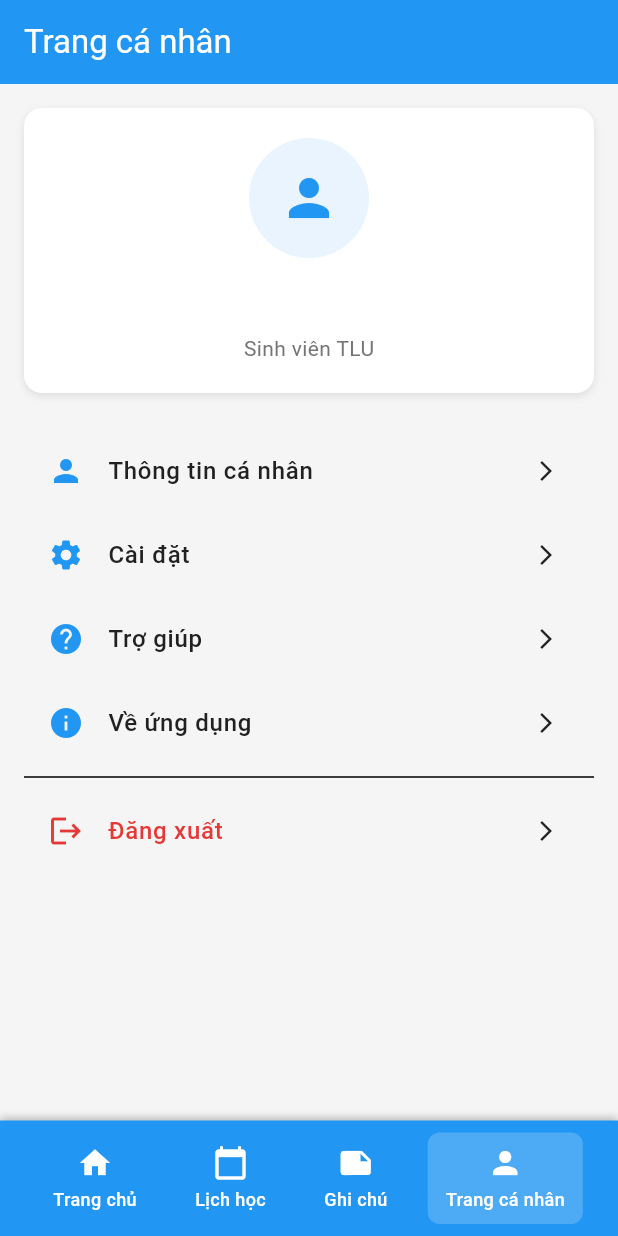
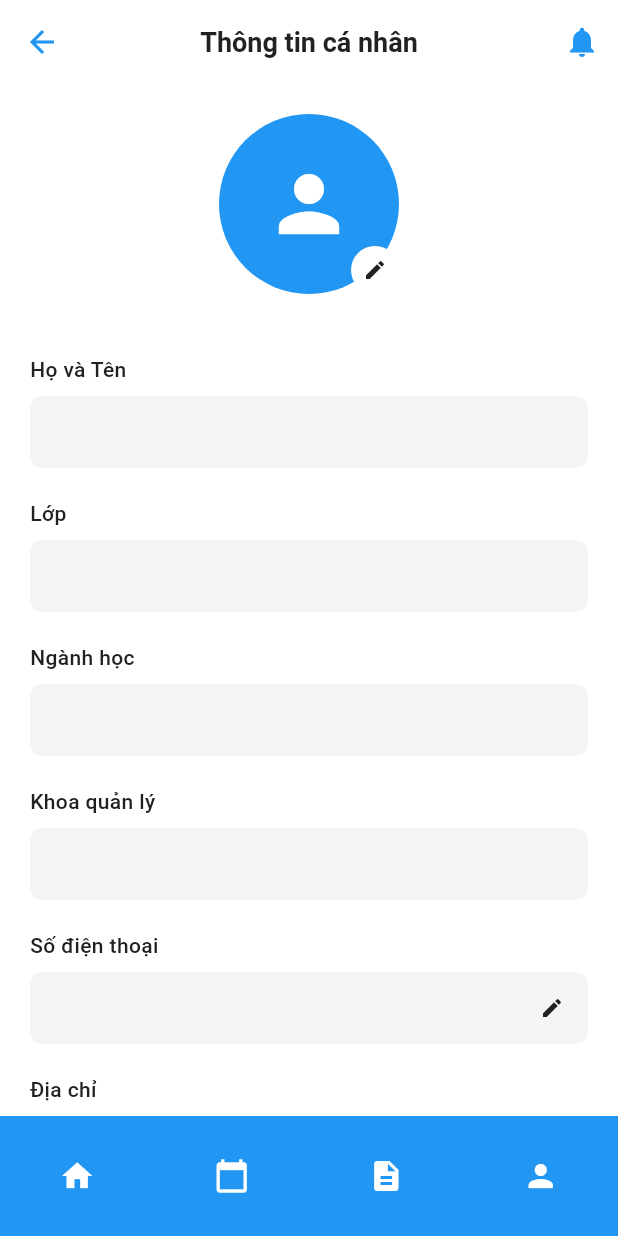
Before and after one commit to tuvuz382/TLU-Support, a Flutter app: the ProfilePage screen opened by its route, after a tap on "Thông tin cá nhân", on a phone screen of 412 x 824 dp. Run offline on Flutter 3.47's test engine with Material 3 defaults, Android fonts, the phone set to English and light mode, and no system bars; our stand-ins replace cloud_firestore, equatable, firebase_auth, firebase_core, flutter_dotenv, go_router; accounts and stored records are empty; network calls fail.

Commit message:
them quan ly thong tin ca nhan

```diff
--- a/lib/core/routing/app_go_router.dart
+++ b/lib/core/routing/app_go_router.dart
@@ -13,6 +13,7 @@ import '../../features/home/presentation/pages/home_page.dart';
 import '../../features/schedule/presentation/pages/schedule_page.dart';
 import '../../features/notes/presentation/pages/notes_page.dart';
 import '../../features/profile/presentation/pages/profile_page.dart';
+import '../../features/profile/presentation/pages/personal_info_page.dart';
 
 // Layout
 import '../../core/presentation/layouts/main_layout.dart';
@@ -53,6 +54,10 @@ class AppGoRouter {
           ),
         ],
       ),
+      GoRoute(
+        path: AppRoutes.personalInfo,
+        builder: (context, state) => const PersonalInfoPage(),
+      ),
     ],
     redirect: (context, state) {
       final user = FirebaseAuth.instance.currentUser;
--- a/lib/core/routing/app_routes.dart
+++ b/lib/core/routing/app_routes.dart
@@ -4,4 +4,5 @@ class AppRoutes {
   static const String schedule = '/schedule';
   static const String notes = '/notes';
   static const String profile = '/profile';
+  static const String personalInfo = '/personal-info';
 }
--- /dev/null
+++ b/lib/features/profile/presentation/pages/personal_info_page.dart
@@ -0,0 +1,356 @@
+import 'package:flutter/material.dart';
+import 'package:go_router/go_router.dart';
+import '/core/presentation/theme/app_colors.dart';
+
+class PersonalInfoPage extends StatefulWidget {
+  const PersonalInfoPage({super.key});
+
+  @override
+  State<PersonalInfoPage> createState() => _PersonalInfoPageState();
+}
+
+class _PersonalInfoPageState extends State<PersonalInfoPage> {
+  final _formKey = GlobalKey<FormState>();
+  final _fullNameController = TextEditingController();
+  final _classController = TextEditingController();
+  final _majorController = TextEditingController();
+  final _facultyController = TextEditingController();
+  final _phoneController = TextEditingController();
+  final _addressController = TextEditingController();
+
+  @override
+  void dispose() {
+    _fullNameController.dispose();
+    _classController.dispose();
+    _majorController.dispose();
+    _facultyController.dispose();
+    _phoneController.dispose();
+    _addressController.dispose();
+    super.dispose();
+  }
+
+  void _saveInfo() {
+    if (_formKey.currentState!.validate()) {
+      ScaffoldMessenger.of(context).showSnackBar(
+        const SnackBar(
+          content: Text('Đã lưu thông tin thành công!'),
+          backgroundColor: AppColors.success,
+        ),
+      );
+    }
+  }
+
+  void _logout() {
+    showDialog(
+      context: context,
+      builder: (context) => AlertDialog(
+        title: const Text('Đăng xuất'),
+        content: const Text('Bạn có chắc chắn muốn đăng xuất?'),
+        actions: [
+          TextButton(
+            onPressed: () => Navigator.pop(context),
+            child: const Text('Hủy'),
+          ),
+          TextButton(
+            onPressed: () {
+              Navigator.pop(context);
+              context.go('/login_page');
+            },
+            child: const Text('Đăng xuất'),
+          ),
+        ],
+      ),
+    );
+  }
+
+  @override
+  Widget build(BuildContext context) {
+    return Scaffold(
+      backgroundColor: Colors.white,
+      appBar: AppBar(
+        backgroundColor: Colors.white,
+        elevation: 0,
+        leading: IconButton(
+          icon: const Icon(Icons.arrow_back, color: AppColors.primary),
+          onPressed: () => context.pop(),
+        ),
+        title: const Text(
+          'Thông tin cá nhân',
+          style: TextStyle(
+            color: AppColors.textPrimary,
+            fontWeight: FontWeight.bold,
+            fontSize: 18,
+          ),
+        ),
+        centerTitle: true,
+        actions: [
+          IconButton(
+            icon: const Icon(Icons.notifications, color: AppColors.primary),
+            onPressed: () {},
+          ),
+        ],
+      ),
+      body: SingleChildScrollView(
+        padding: const EdgeInsets.all(20),
+        child: Form(
+          key: _formKey,
+          child: Column(
+            children: [
+              // Profile Section
+              Stack(
+                children: [
+                  Container(
+                    width: 120,
+                    height: 120,
+                    decoration: BoxDecoration(
+                      shape: BoxShape.circle,
+                      color: AppColors.primary,
+                    ),
+                    child: const Icon(
+                      Icons.person,
+                      color: Colors.white,
+                      size: 60,
+                    ),
+                  ),
+                  Positioned(
+                    bottom: 0,
+                    right: 0,
+                    child: Container(
+                      width: 32,
+                      height: 32,
+                      decoration: const BoxDecoration(
+                        shape: BoxShape.circle,
+                        color: Colors.white,
+                      ),
+                      child: const Icon(
+                        Icons.edit,
+                        color: AppColors.textPrimary,
+                        size: 16,
+                      ),
+                    ),
+                  ),
+                ],
+              ),
+
+              const SizedBox(height: 40),
+
+              // Form Fields
+              _buildTextField(
+                label: 'Họ và Tên',
+                controller: _fullNameController,
+                validator: (value) {
+                  if (value == null || value.isEmpty) {
+                    return 'Vui lòng nhập họ và tên';
+                  }
+                  return null;
+                },
+              ),
+
+              const SizedBox(height: 20),
+
+              _buildTextField(
+                label: 'Lớp',
+                controller: _classController,
+                validator: (value) {
+                  if (value == null || value.isEmpty) {
+                    return 'Vui lòng nhập lớp';
+                  }
+                  return null;
+                },
+              ),
+
+              const SizedBox(height: 20),
+
+              _buildTextField(
+                label: 'Ngành học',
+                controller: _majorController,
+                validator: (value) {
+                  if (value == null || value.isEmpty) {
+                    return 'Vui lòng nhập ngành học';
+                  }
+                  return null;
+                },
+              ),
+
+              const SizedBox(height: 20),
+
+              _buildTextField(
+                label: 'Khoa quản lý',
+                controller: _facultyController,
+                validator: (value) {
+                  if (value == null || value.isEmpty) {
+                    return 'Vui lòng nhập khoa quản lý';
+                  }
+                  return null;
+                },
+              ),
+
+              const SizedBox(height: 20),
+
+              _buildTextField(
+                label: 'Số điện thoại',
+                controller: _phoneController,
+                keyboardType: TextInputType.phone,
+                validator: (value) {
+                  if (value == null || value.isEmpty) {
+                    return 'Vui lòng nhập số điện thoại';
+                  }
+                  return null;
+                },
+                suffixIcon: const Icon(Icons.edit, color: AppColors.textPrimary, size: 16),
+              ),
+
+              const SizedBox(height: 20),
+
+              _buildTextField(
+                label: 'Địa chỉ',
+                controller: _addressController,
+                maxLines: 2,
+                validator: (value) {
+                  if (value == null || value.isEmpty) {
+                    return 'Vui lòng nhập địa chỉ';
+                  }
+                  return null;
+                },
+                suffixIcon: const Icon(Icons.edit, color: AppColors.textPrimary, size: 16),
+              ),
+
+              const SizedBox(height: 40),
+
+              // Action Buttons
+              Row(
+                children: [
+                  Expanded(
+                    child: ElevatedButton(
+                      onPressed: _saveInfo,
+                      style: ElevatedButton.styleFrom(
+                        backgroundColor: AppColors.primary,
+                        foregroundColor: Colors.white,
+                        padding: const EdgeInsets.symmetric(vertical: 16),
+                        shape: RoundedRectangleBorder(
+                          borderRadius: BorderRadius.circular(8),
+                        ),
+                      ),
+                      child: const Text(
+                        'Lưu Thông tin',
+                        style: TextStyle(
+                          fontSize: 16,
+                          fontWeight: FontWeight.w600,
+                        ),
+                      ),
+                    ),
+                  ),
+
+                  const SizedBox(width: 16),
+
+                  Expanded(
+                    child: ElevatedButton(
+                      onPressed: _logout,
+                      style: ElevatedButton.styleFrom(
+                        backgroundColor: AppColors.primary,
+                        foregroundColor: Colors.white,
+                        padding: const EdgeInsets.symmetric(vertical: 16),
+                        shape: RoundedRectangleBorder(
+                          borderRadius: BorderRadius.circular(8),
+                        ),
+                      ),
+                      child: const Text(
+                        'Đăng xuất',
+                        style: TextStyle(
+                          fontSize: 16,
+                          fontWeight: FontWeight.w600,
+                        ),
+                      ),
+                    ),
+                  ),
+                ],
+              ),
+            ],
+          ),
+        ),
+      ),
+      bottomNavigationBar: Container(
+        height: 80,
+        decoration: const BoxDecoration(
+          color: AppColors.primary,
+        ),
+        child: Row(
+          mainAxisAlignment: MainAxisAlignment.spaceAround,
+          children: [
+            _buildNavItem(Icons.home, true),
+            _buildNavItem(Icons.calendar_today, false),
+            _buildNavItem(Icons.description, false),
+            _buildNavItem(Icons.person, false),
+          ],
+        ),
+      ),
+    );
+  }
+
+  Widget _buildTextField({
+    required String label,
+    required TextEditingController controller,
+    String? Function(String?)? validator,
+    TextInputType? keyboardType,
+    int maxLines = 1,
+    Widget? suffixIcon,
+  }) {
+    return Column(
+      crossAxisAlignment: CrossAxisAlignment.start,
+      children: [
+        Text(
+          label,
+          style: const TextStyle(
+            fontSize: 14,
+            fontWeight: FontWeight.w500,
+            color: AppColors.textPrimary,
+          ),
+        ),
+        const SizedBox(height: 8),
+        TextFormField(
+          controller: controller,
+          validator: validator,
+          keyboardType: keyboardType,
+          maxLines: maxLines,
+          decoration: InputDecoration(
+            filled: true,
+            fillColor: const Color(0xFFF5F5F5),
+            border: OutlineInputBorder(
+              borderRadius: BorderRadius.circular(8),
+              borderSide: BorderSide.none,
+            ),
+            enabledBorder: OutlineInputBorder(
+              borderRadius: BorderRadius.circular(8),
+              borderSide: BorderSide.none,
+            ),
+            focusedBorder: OutlineInputBorder(
+              borderRadius: BorderRadius.circular(8),
+              borderSide: const BorderSide(color: AppColors.primary, width: 2),
+            ),
+            errorBorder: OutlineInputBorder(
+              borderRadius: BorderRadius.circular(8),
+              borderSide: const BorderSide(color: AppColors.error, width: 2),
+            ),
+            focusedErrorBorder: OutlineInputBorder(
+              borderRadius: BorderRadius.circular(8),
+              borderSide: const BorderSide(color: AppColors.error, width: 2),
+            ),
+            contentPadding: const EdgeInsets.symmetric(horizontal: 16, vertical: 12),
+            suffixIcon: suffixIcon,
+          ),
+        ),
+      ],
+    );
+  }
+
+  Widget _buildNavItem(IconData icon, bool isActive) {
+    return Container(
+      padding: const EdgeInsets.all(12),
+      child: Icon(
+        icon,
+        color: Colors.white,
+        size: 24,
+      ),
+    );
+  }
+}
--- a/lib/features/profile/presentation/pages/profile_page.dart
+++ b/lib/features/profile/presentation/pages/profile_page.dart
@@ -94,7 +94,7 @@ class ProfilePage extends StatelessWidget {
                   _buildMenuItem(
                     icon: Icons.person,
                     title: 'Thông tin cá nhân',
-                    onTap: () {},
+                    onTap: () => context.go('/personal-info'),
                   ),
                   _buildMenuItem(
                     icon: Icons.settings,
```
Also changed, not shown: 1 other file.
